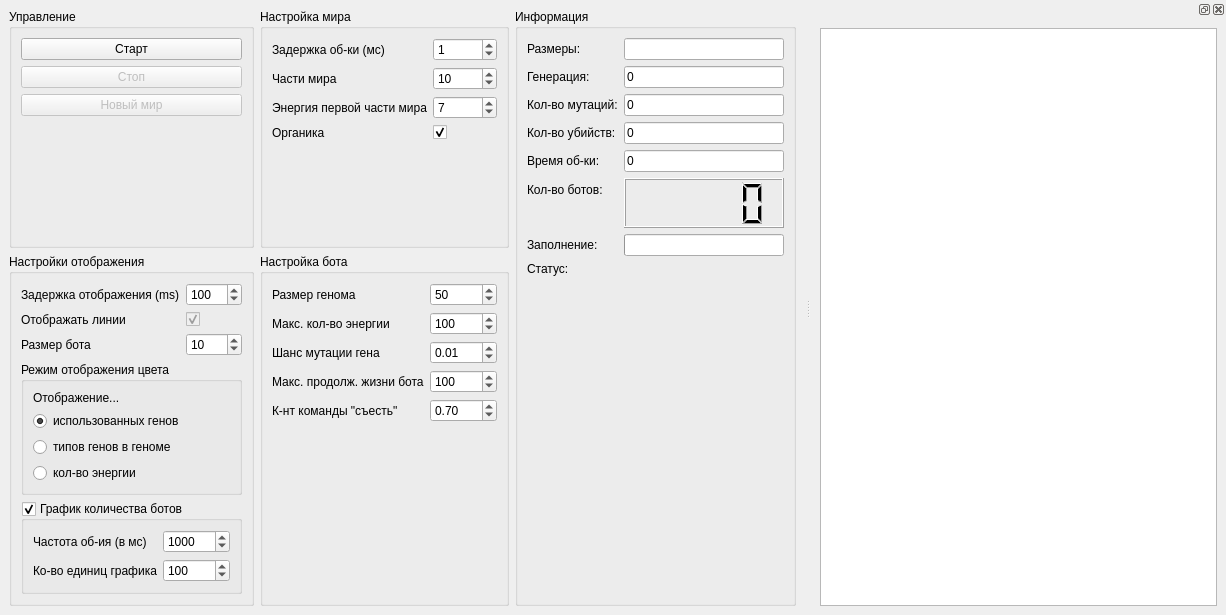
TomasGlgg/QGenetic, file mainwindow.ui: the form before one commit.
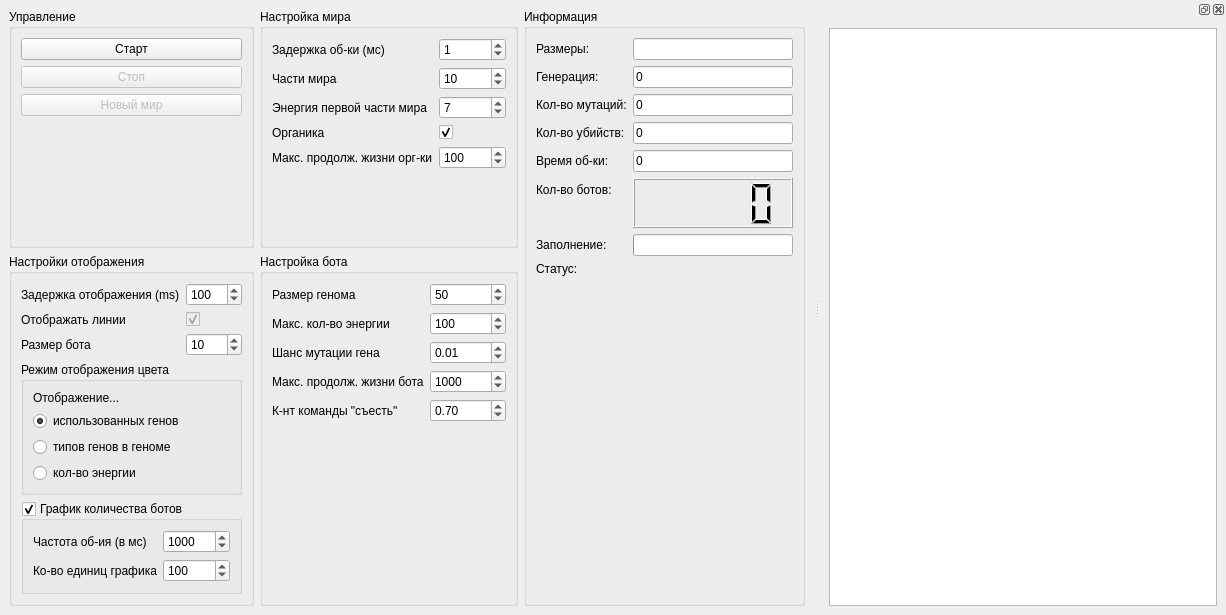
The form after the commit. Custom widgets are drawn as their Qt base class.

Commit message: Added max organic old spinbox and other

Patch:
```diff
--- a/mainwindow.ui
+++ b/mainwindow.ui
@@ -122,6 +122,26 @@
          </property>
         </widget>
        </item>
+       <item row="4" column="0">
+        <widget class="QLabel" name="label_24">
+         <property name="text">
+          <string>Макс. продолж. жизни орг-ки</string>
+         </property>
+        </widget>
+       </item>
+       <item row="4" column="1">
+        <widget class="QSpinBox" name="max_organic_old">
+         <property name="minimum">
+          <number>1</number>
+         </property>
+         <property name="maximum">
+          <number>16777215</number>
+         </property>
+         <property name="value">
+          <number>100</number>
+         </property>
+        </widget>
+       </item>
       </layout>
      </widget>
     </item>
@@ -453,10 +473,10 @@
           <number>2</number>
          </property>
          <property name="maximum">
-          <number>1000000000</number>
+          <number>16777215</number>
          </property>
          <property name="value">
-          <number>100</number>
+          <number>1000</number>
          </property>
         </widget>
        </item>
```
Left out of the diff: 7 changed lines with no effect on the pictures. The commit also changes 3 other files.
